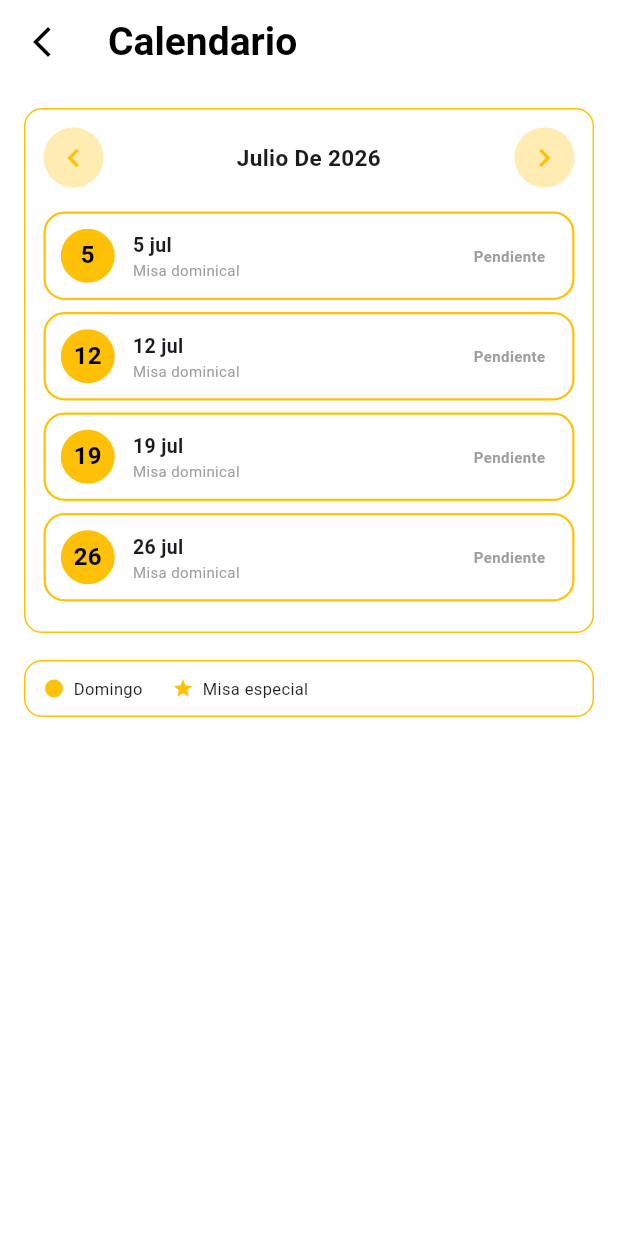
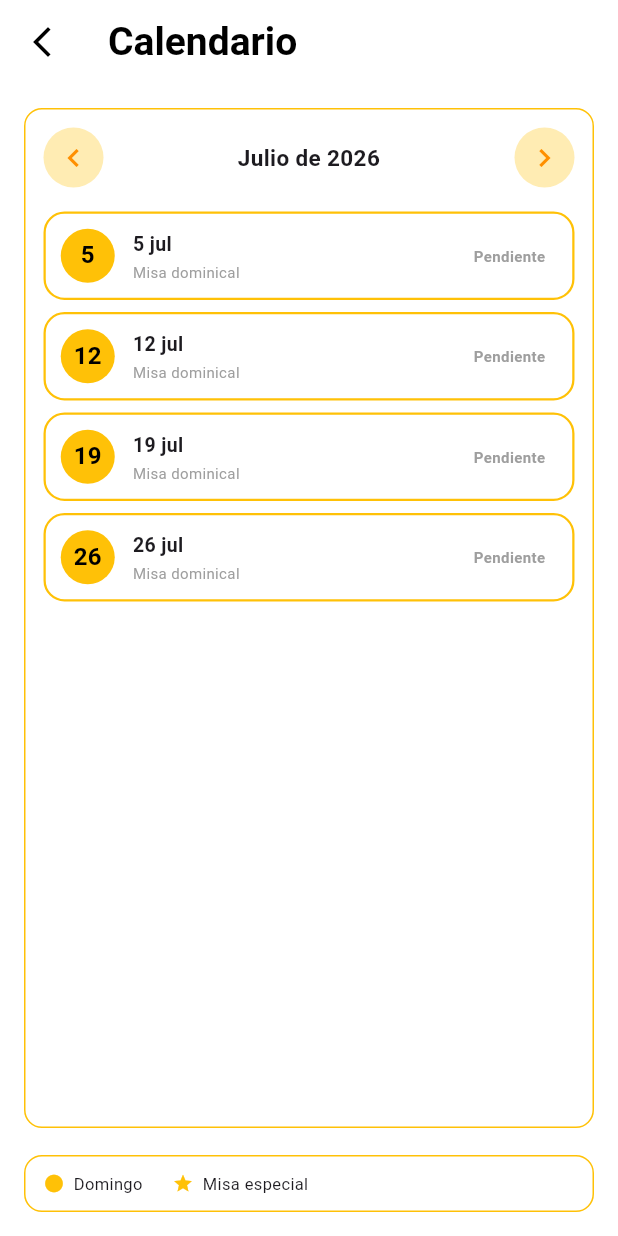
Before and after one commit to Jocwly/Sistema-de-Asistencia-Parroquia-Infantil, a Flutter app: the Calendario screen opened by its route, on a phone screen of 412 x 824 dp. Run offline on Flutter 3.47's test engine with Material 3 defaults, Android fonts, the phone set to English and light mode, and no system bars; our stand-ins replace cloud_firestore, firebase_auth, firebase_core, image_picker, pdf, printing; accounts and stored records are empty.

Commit message:
calendario del niño

```diff
--- a/lib/Padre/alumno/calendario.dart
+++ b/lib/Padre/alumno/calendario.dart
@@ -11,7 +11,10 @@ class Calendario extends StatefulWidget {
 }
 
 class _CalendarioState extends State<Calendario> {
-  DateTime selectedMonth = DateTime.now();
+  DateTime selectedMonth = DateTime(DateTime.now().year, DateTime.now().month);
+
+  final CollectionReference<Map<String, dynamic>> _misasEspecialesRef =
+      FirebaseFirestore.instance.collection('misas_especiales');
 
   List<DateTime> _getDomingosDelMes(DateTime month) {
     final firstDay = DateTime(month.year, month.month, 1);
@@ -21,6 +24,7 @@ class _CalendarioState extends State<Calendario> {
 
     for (int i = 0; i < lastDay.day; i++) {
       final date = firstDay.add(Duration(days: i));
+
       if (date.weekday == DateTime.sunday) {
         domingos.add(date);
       }
@@ -30,7 +34,9 @@ class _CalendarioState extends State<Calendario> {
   }
 
   String _fechaId(DateTime date) {
-    return '${date.year}-${date.month.toString().padLeft(2, '0')}-${date.day.toString().padLeft(2, '0')}';
+    return '${date.year}-'
+        '${date.month.toString().padLeft(2, '0')}-'
+        '${date.day.toString().padLeft(2, '0')}';
   }
 
   Future<String> _obtenerEstadoMisa(DateTime date) async {
@@ -39,19 +45,92 @@ class _CalendarioState extends State<Calendario> {
         .doc(_fechaId(date))
         .get();
 
-    if (!doc.exists) return 'Pendiente';
+    if (!doc.exists) {
+      return 'Pendiente';
+    }
 
     final data = doc.data()!;
 
-    final fotos = [
+    final fotos =
+        [
           data['fotoAntesUrl'],
           data['fotoDuranteUrl'],
           data['fotoDespuesUrl'],
-    ].where((foto) => foto != null && foto.toString().isNotEmpty).length;
+        ].where((foto) {
+          return foto != null && foto.toString().trim().isNotEmpty;
+        }).length;
 
-    if (fotos == 3) return 'Completa';
-    if (fotos > 0) return 'Parcial';
+    if (fotos == 3) {
+      return 'Completa';
+    }
+
+    if (fotos > 0) {
+      return 'Parcial';
+    }
+
     return 'Pendiente';
+  }
+
+  Stream<QuerySnapshot<Map<String, dynamic>>> _obtenerMisasEspecialesDelMes() {
+    final inicioMes = DateTime(selectedMonth.year, selectedMonth.month, 1);
+
+    final inicioMesSiguiente = DateTime(
+      selectedMonth.year,
+      selectedMonth.month + 1,
+      1,
+    );
+
+    return _misasEspecialesRef
+        .where('fecha', isGreaterThanOrEqualTo: Timestamp.fromDate(inicioMes))
+        .where('fecha', isLessThan: Timestamp.fromDate(inicioMesSiguiente))
+        .orderBy('fecha')
+        .snapshots();
+  }
+
+  List<EventoMisa> _crearEventosDelMes(List<MisaEspecial> misasEspeciales) {
+    final domingos = _getDomingosDelMes(selectedMonth);
+
+    final eventos = <EventoMisa>[];
+
+    // Agrega los domingos automáticamente.
+    for (final domingo in domingos) {
+      eventos.add(
+        EventoMisa(
+          fecha: domingo,
+          titulo: '${domingo.day} ${_nombreMesCorto(domingo.month)}',
+          descripcion: 'Misa dominical',
+          esEspecial: false,
+        ),
+      );
+    }
+
+    // Agrega las misas especiales registradas por el administrador.
+    for (final misa in misasEspeciales) {
+      eventos.add(
+        EventoMisa(
+          fecha: misa.fecha,
+          titulo: misa.nombre,
+          descripcion: '${misa.fecha.day} ${_nombreMesCorto(misa.fecha.month)}',
+          esEspecial: true,
+        ),
+      );
+    }
+
+    // Ordena todo por fecha.
+    eventos.sort((a, b) {
+      final comparacionFecha = a.fecha.compareTo(b.fecha);
+
+      if (comparacionFecha != 0) {
+        return comparacionFecha;
+      }
+      if (a.esEspecial == b.esEspecial) {
+        return 0;
+      }
+
+      return a.esEspecial ? 1 : -1;
+    });
+
+    return eventos;
   }
 
   void _mesAnterior() {
@@ -81,6 +160,7 @@ class _CalendarioState extends State<Calendario> {
       'Noviembre',
       'Diciembre',
     ];
+
     return meses[month - 1];
   }
 
@@ -105,8 +185,6 @@ class _CalendarioState extends State<Calendario> {
 
   @override
   Widget build(BuildContext context) {
-    final domingos = _getDomingosDelMes(selectedMonth);
-
     return Scaffold(
       backgroundColor: Colors.white,
       appBar: AppBar(
@@ -123,14 +201,46 @@ class _CalendarioState extends State<Calendario> {
         elevation: 0,
         leading: IconButton(
           icon: const Icon(Icons.arrow_back_ios_new, color: Colors.black),
-          onPressed: () => Navigator.pop(context),
+          onPressed: () {
+            Navigator.pop(context);
+          },
         ),
       ),
-      body: Padding(
+      body: StreamBuilder<QuerySnapshot<Map<String, dynamic>>>(
+        key: ValueKey('${selectedMonth.year}-${selectedMonth.month}'),
+        stream: _obtenerMisasEspecialesDelMes(),
+        builder: (context, snapshot) {
+          if (snapshot.hasError) {
+            return Center(
+              child: Padding(
+                padding: const EdgeInsets.all(24),
+                child: Text(
+                  'No se pudieron cargar las misas especiales.\n'
+                  '${snapshot.error}',
+                  textAlign: TextAlign.center,
+                ),
+              ),
+            );
+          }
+
+          if (snapshot.connectionState == ConnectionState.waiting) {
+            return const Center(child: CircularProgressIndicator());
+          }
+
+          final misasEspeciales =
+              snapshot.data?.docs.map((doc) {
+                return MisaEspecial.fromDocument(doc);
+              }).toList() ??
+              [];
+
+          final eventos = _crearEventosDelMes(misasEspeciales);
+
+          return Padding(
             padding: const EdgeInsets.all(16),
             child: Column(
               children: [
-            Container(
+                Expanded(
+                  child: Container(
                     padding: const EdgeInsets.all(12),
                     decoration: BoxDecoration(
                       border: Border.all(color: Colors.amber),
@@ -143,7 +253,8 @@ class _CalendarioState extends State<Calendario> {
                             _botonMes(Icons.chevron_left, _mesAnterior),
                             Expanded(
                               child: Text(
-                          '${_nombreMes(selectedMonth.month)} De ${selectedMonth.year}',
+                                '${_nombreMes(selectedMonth.month)} '
+                                'de ${selectedMonth.year}',
                                 textAlign: TextAlign.center,
                                 style: const TextStyle(
                                   fontWeight: FontWeight.bold,
@@ -154,35 +265,53 @@ class _CalendarioState extends State<Calendario> {
                             _botonMes(Icons.chevron_right, _mesSiguiente),
                           ],
                         ),
-
                         const SizedBox(height: 16),
-
-                  ...domingos.map((domingo) {
-                    final nombreMes = _nombreMesCorto(domingo.month);
+                        Expanded(
+                          child: eventos.isEmpty
+                              ? const Center(
+                                  child: Text(
+                                    'No hay misas programadas para este mes.',
+                                    style: TextStyle(color: Colors.grey),
+                                  ),
+                                )
+                              : ListView.builder(
+                                  itemCount: eventos.length,
+                                  itemBuilder: (context, index) {
+                                    final evento = eventos[index];
 
                                     return FutureBuilder<String>(
-                      key: ValueKey(_fechaId(domingo)),
-                      future: _obtenerEstadoMisa(domingo),
-                      builder: (context, snapshot) {
-                        final estado = snapshot.data ?? 'Pendiente';
+                                      key: ValueKey(
+                                        '${_fechaId(evento.fecha)}-'
+                                        '${evento.esEspecial}-'
+                                        '${evento.titulo}',
+                                      ),
+                                      future: _obtenerEstadoMisa(evento.fecha),
+                                      builder: (context, estadoSnapshot) {
+                                        final estado =
+                                            estadoSnapshot.data ?? 'Pendiente';
 
                                         return _MisaCard(
-                          dia: domingo.day,
-                          //fecha: '${domingo.day} $nombreMes',
-                          titulo: '${domingo.day} $nombreMes',
+                                          dia: evento.fecha.day,
+                                          titulo: evento.titulo,
+                                          subtitulo: evento.descripcion,
                                           estado: estado,
+                                          esEspecial: evento.esEspecial,
                                         );
                                       },
                                     );
-                  }),
+                                  },
+                                ),
+                        ),
                       ],
                     ),
                   ),
-
+                ),
                 const SizedBox(height: 18),
-
                 Container(
-              padding: const EdgeInsets.symmetric(horizontal: 12, vertical: 10),
+                  padding: const EdgeInsets.symmetric(
+                    horizontal: 12,
+                    vertical: 10,
+                  ),
                   decoration: BoxDecoration(
                     border: Border.all(color: Colors.amber),
                     borderRadius: BorderRadius.circular(12),
@@ -201,6 +330,8 @@ class _CalendarioState extends State<Calendario> {
                 ),
               ],
             ),
+          );
+        },
       ),
     );
   }
@@ -209,7 +340,7 @@ class _CalendarioState extends State<Calendario> {
     return CircleAvatar(
       backgroundColor: Colors.amber.shade100,
       child: IconButton(
-        icon: Icon(icon, color: Colors.amber),
+        icon: Icon(icon, color: Colors.amber.shade800),
         onPressed: onTap,
       ),
     );
@@ -218,15 +349,17 @@ class _CalendarioState extends State<Calendario> {
 
 class _MisaCard extends StatelessWidget {
   final int dia;
-  //final String fecha;
   final String titulo;
+  final String subtitulo;
   final String estado;
+  final bool esEspecial;
 
   const _MisaCard({
     required this.dia,
-    //required this.fecha,
     required this.titulo,
+    required this.subtitulo,
     required this.estado,
+    required this.esEspecial,
   });
 
   @override
@@ -259,8 +392,10 @@ class _MisaCard extends StatelessWidget {
         children: [
           CircleAvatar(
             radius: 18,
-            backgroundColor: Colors.amber,
-            child: Text(
+            backgroundColor: esEspecial ? Colors.white : Colors.amber,
+            child: esEspecial
+                ? const Icon(Icons.star, color: Colors.amber, size: 22)
+                : Text(
                     '$dia',
                     style: const TextStyle(
                       fontWeight: FontWeight.bold,
@@ -268,9 +403,7 @@ class _MisaCard extends StatelessWidget {
                     ),
                   ),
           ),
-
           const SizedBox(width: 12),
-
           Expanded(
             child: Column(
               crossAxisAlignment: CrossAxisAlignment.start,
@@ -282,14 +415,14 @@ class _MisaCard extends StatelessWidget {
                     fontSize: 13,
                   ),
                 ),
-                const Text(
-                  'Misa dominical',
-                  style: TextStyle(fontSize: 10, color: Colors.grey),
+                const SizedBox(height: 2),
+                Text(
+                  esEspecial ? '$subtitulo · Misa especial' : subtitulo,
+                  style: const TextStyle(fontSize: 10, color: Colors.grey),
                 ),
               ],
             ),
           ),
-
           Container(
             padding: const EdgeInsets.symmetric(horizontal: 8, vertical: 4),
             decoration: BoxDecoration(
@@ -318,3 +451,52 @@ class _MisaCard extends StatelessWidget {
     );
   }
 }
+
+class EventoMisa {
+  final DateTime fecha;
+  final String titulo;
+  final String descripcion;
+  final bool esEspecial;
+
+  const EventoMisa({
+    required this.fecha,
+    required this.titulo,
+    required this.descripcion,
+    required this.esEspecial,
+  });
+}
+
+class MisaEspecial {
+  final String id;
+  final String nombre;
+  final DateTime fecha;
+
+  const MisaEspecial({
+    required this.id,
+    required this.nombre,
+    required this.fecha,
+  });
+
+  factory MisaEspecial.fromDocument(
+    QueryDocumentSnapshot<Map<String, dynamic>> documento,
+  ) {
+    final datos = documento.data();
+    final fechaFirestore = datos['fecha'];
+
+    DateTime fecha;
+
+    if (fechaFirestore is Timestamp) {
+      fecha = fechaFirestore.toDate();
+    } else {
+      fecha = DateTime.now();
+    }
+
+    return MisaEspecial(
+      id: documento.id,
+      nombre: (datos['nombre'] as String?)?.trim().isNotEmpty == true
+          ? (datos['nombre'] as String).trim()
+          : 'Misa especial',
+      fecha: fecha,
+    );
+  }
+}
```
Lines whose indentation alone changed are shown as unchanged.
